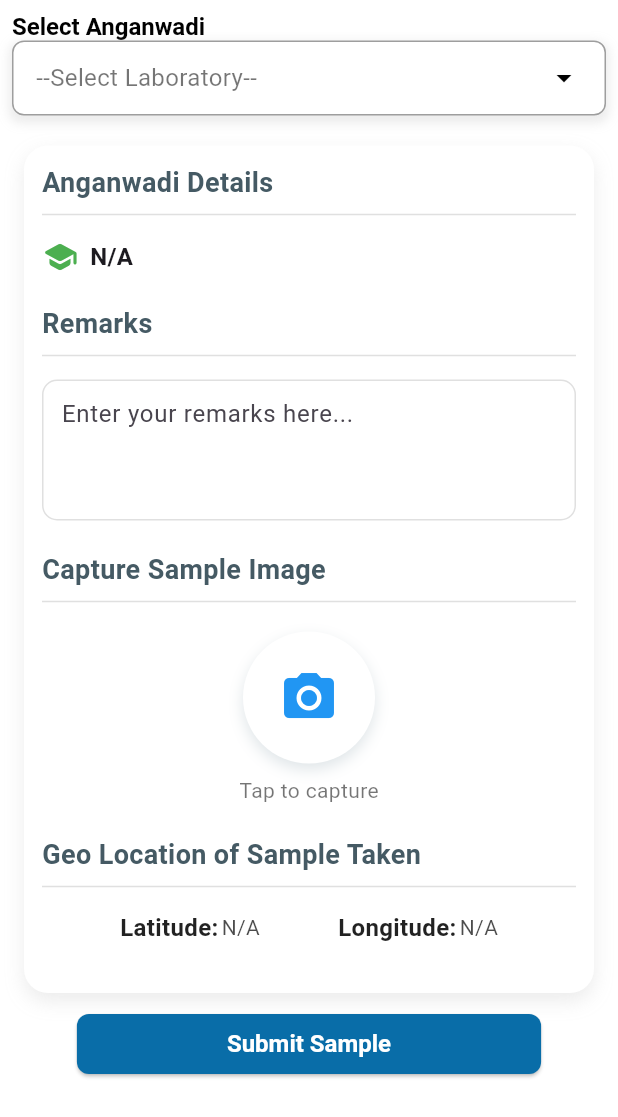
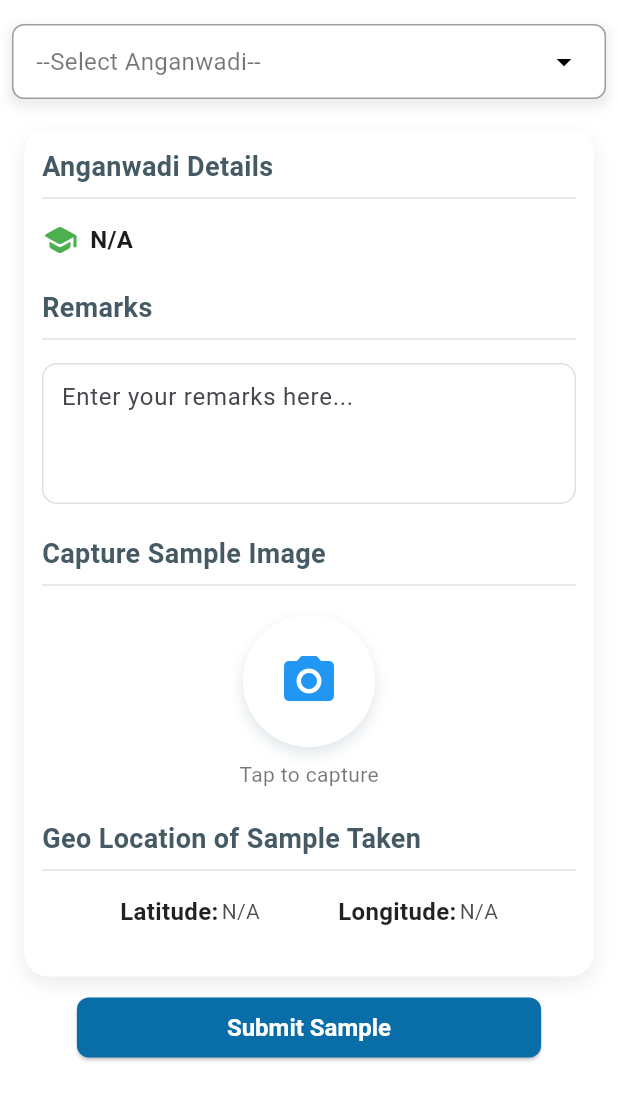
Before and after one commit to shubhamdevgupta/jjm-wqmis, a Flutter app: the AnganwadiScreen screen opened directly, on a phone screen of 412 x 824 dp. Shown: the top 1117 px of the screen. Run offline on Flutter 3.47's test engine with Material 3 defaults, Android fonts, the phone set to English and light mode, and no system bars; our stand-ins replace connectivity_plus, device_info_plus, flutter_image_compress, fluttertoast, image_picker, shared_preferences and 1 more; missing offline and left inert: encrypt; accounts and stored records are empty.

Commit message:
fix customdrop and tab layout

```diff
--- a/lib/utils/CustomSearchableDropdown.dart
+++ b/lib/utils/CustomSearchableDropdown.dart
@@ -1,5 +1,4 @@
 import 'package:flutter/material.dart';
-
 import '../views/lab/LabParameterScreen.dart';
 
 class CustomSearchableDropdown extends StatefulWidget {
@@ -17,8 +16,7 @@ class CustomSearchableDropdown extends StatefulWidget {
   }) : super(key: key);
 
   @override
-  _CustomSearchableDropdownState createState() =>
-      _CustomSearchableDropdownState();
+  _CustomSearchableDropdownState createState() => _CustomSearchableDropdownState();
 }
 
 class _CustomSearchableDropdownState extends State<CustomSearchableDropdown> {
@@ -42,6 +40,7 @@ class _CustomSearchableDropdownState extends State<CustomSearchableDropdown> {
             });
             widget.onChanged?.call(value);
           },
+          title: widget.title, // ✅ Pass title dynamically
         );
       },
     );
@@ -54,7 +53,7 @@ class _CustomSearchableDropdownState extends State<CustomSearchableDropdown> {
       children: [
         // Title
         Visibility(
-          visible: widget.title.isNotEmpty,
+          visible: false,
           child: RichText(
             text: TextSpan(
               text: widget.title.contains('*')
@@ -80,7 +79,7 @@ class _CustomSearchableDropdownState extends State<CustomSearchableDropdown> {
             ),
           ),
         ),
-
+        const SizedBox(height: 8),
 
         // Custom Dropdown Button with Search
         GestureDetector(
@@ -103,16 +102,15 @@ class _CustomSearchableDropdownState extends State<CustomSearchableDropdown> {
             child: Row(
               mainAxisAlignment: MainAxisAlignment.spaceBetween,
               children: [
-                // Selected Value - Show ellipsis if too long
                 Flexible(
                   child: Text(
-                    selectedValue ?? "--Select Laboratory--",
+                    selectedValue ?? "--${widget.title}--",
                     style: TextStyle(
                       fontSize: 16,
                       color: selectedValue == null ? Colors.black54 : Colors.black,
                     ),
                     maxLines: 1,
-                    overflow: TextOverflow.ellipsis, // Apply ellipsis ONLY for selected value
+                    overflow: TextOverflow.ellipsis,
                   ),
                 ),
                 const Icon(Icons.arrow_drop_down, color: Colors.black),
@@ -125,15 +123,20 @@ class _CustomSearchableDropdownState extends State<CustomSearchableDropdown> {
   }
 }
 
-// Custom Full-Screen Search Dialog with Dividers
+// ------------------------
+// ✅ SearchDialog Widget
+// ------------------------
+
 class SearchDialog extends StatefulWidget {
   final List<String> items;
   final ValueChanged<String> onItemSelected;
+  final String title;
 
   const SearchDialog({
     Key? key,
     required this.items,
     required this.onItemSelected,
+    this.title = "Select",
   }) : super(key: key);
 
   @override
@@ -176,7 +179,10 @@ class _SearchDialogState extends State<SearchDialog> {
             }
           },
         ),
-        title: const Text("Select Laboratory",style: TextStyle(color: Colors.white),),
+        title: Text(
+          widget.title,
+          style: const TextStyle(color: Colors.white),
+        ),
         backgroundColor: Colors.blue,
       ),
       body: Column(
@@ -201,12 +207,12 @@ class _SearchDialogState extends State<SearchDialog> {
           Expanded(
             child: ListView.separated(
               itemCount: filteredItems.length,
-              separatorBuilder: (context, index) => const Divider(), // Adds a divider
+              separatorBuilder: (context, index) => const Divider(),
               itemBuilder: (context, index) {
                 return ListTile(
                   title: Text(
                     filteredItems[index],
-                    maxLines: null, // Show full text in list
+                    maxLines: null,
                   ),
                   onTap: () {
                     widget.onItemSelected(filteredItems[index]);
```
